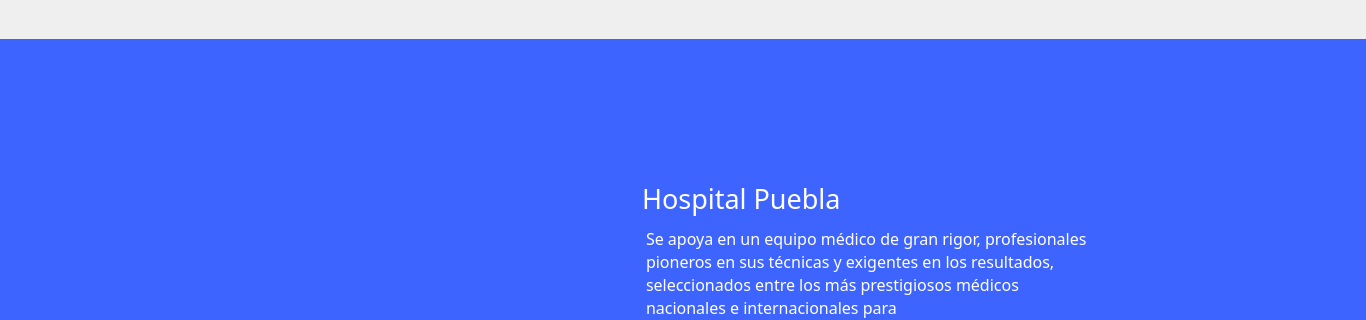
Qt form hospital-Core/mainwindow.ui (MrDanielG/Hospital-SCRUM) before a commit; both pictures show x 0 to 1366 and y 0 to 320 of the 1366 by 750 pixel window.
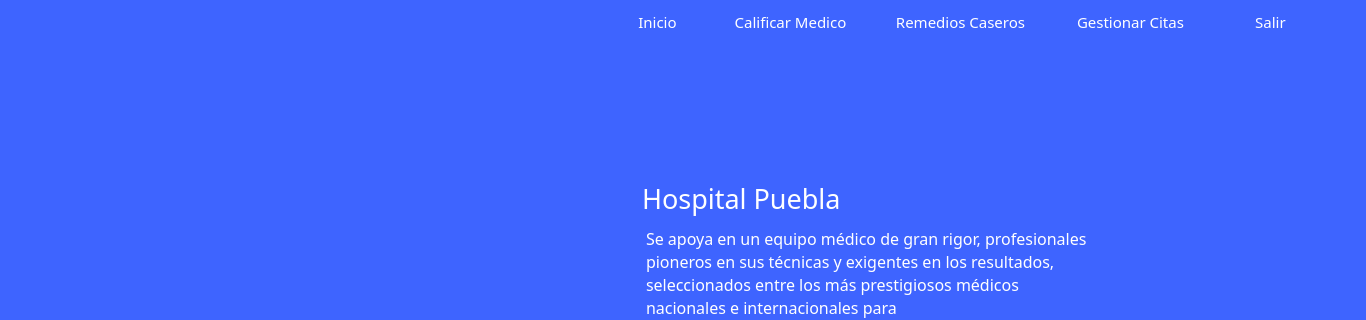
The same form after that commit. The open tabs and pages were chosen to show the change. Icons and pictures are not drawn.

```diff
--- a/hospital-Core/mainwindow.ui
+++ b/hospital-Core/mainwindow.ui
@@ -594,7 +594,139 @@
      </widget>
     </widget>
     <widget class="QWidget" name="menu_medico"/>
-    <widget class="QWidget" name="menu_paciente"/>
+    <widget class="QWidget" name="menu_paciente">
+     <widget class="QLabel" name="label_5">
+      <property name="geometry">
+       <rect>
+        <x>0</x>
+        <y>0</y>
+        <width>1366</width>
+        <height>41</height>
+       </rect>
+      </property>
+      <property name="styleSheet">
+       <string notr="true">background: #3E64FF;</string>
+      </property>
+      <property name="text">
+       <string/>
+      </property>
+     </widget>
+     <widget class="QPushButton" name="pushButton">
+      <property name="geometry">
+       <rect>
+        <x>620</x>
+        <y>10</y>
+        <width>75</width>
+        <height>23</height>
+       </rect>
+      </property>
+      <property name="font">
+       <font>
+        <family>Montserrat</family>
+        <pointsize>11</pointsize>
+       </font>
+      </property>
+      <property name="styleSheet">
+       <string notr="true">border: none;
+color: white;</string>
+      </property>
+      <property name="text">
+       <string>Inicio</string>
+      </property>
+     </widget>
+     <widget class="QPushButton" name="pushButton_2">
+      <property name="geometry">
+       <rect>
+        <x>720</x>
+        <y>10</y>
+        <width>141</width>
+        <height>23</height>
+       </rect>
+      </property>
+      <property name="font">
+       <font>
+        <family>Montserrat</family>
+        <pointsize>11</pointsize>
+       </font>
+      </property>
+      <property name="styleSheet">
+       <string notr="true">border: none;
+color: white;</string>
+      </property>
+      <property name="text">
+       <string>Calificar Medico</string>
+      </property>
+     </widget>
+     <widget class="QPushButton" name="pushButton_3">
+      <property name="geometry">
+       <rect>
+        <x>880</x>
+        <y>10</y>
+        <width>161</width>
+        <height>23</height>
+       </rect>
+      </property>
+      <property name="font">
+       <font>
+        <family>Montserrat</family>
+        <pointsize>11</pointsize>
+       </font>
+      </property>
+      <property name="styleSheet">
+       <string notr="true">border: none;
+color: white;</string>
+      </property>
+      <property name="text">
+       <string>Remedios Caseros</string>
+      </property>
+     </widget>
+     <widget class="QPushButton" name="pushButton_4">
+      <property name="geometry">
+       <rect>
+        <x>1050</x>
+        <y>10</y>
+        <width>161</width>
+        <height>23</height>
+       </rect>
+      </property>
+      <property name="font">
+       <font>
+        <family>Montserrat</family>
+        <pointsize>11</pointsize>
+       </font>
+      </property>
+      <property name="styleSheet">
+       <string notr="true">border: none;
+color: white;</string>
+      </property>
+      <property name="text">
+       <string>Gestionar Citas</string>
+      </property>
+     </widget>
+     <widget class="QPushButton" name="pushButton_5">
+      <property name="geometry">
+       <rect>
+        <x>1190</x>
+        <y>10</y>
+        <width>161</width>
+        <height>23</height>
+       </rect>
+      </property>
+      <property name="font">
+       <font>
+        <family>Montserrat</family>
+        <pointsize>11</pointsize>
+       </font>
+      </property>
+      <property name="styleSheet">
+       <string notr="true">border: none;
+color: white;</string>
+      </property>
+      <property name="text">
+       <string>Salir</string>
+      </property>
+     </widget>
+    </widget>
     <widget class="QWidget" name="menu_staff"/>
     <widget class="QWidget" name="menu_farmaceutico"/>
    </widget>
```
Left out of the diff: 2 changed lines with no effect on the pictures.
